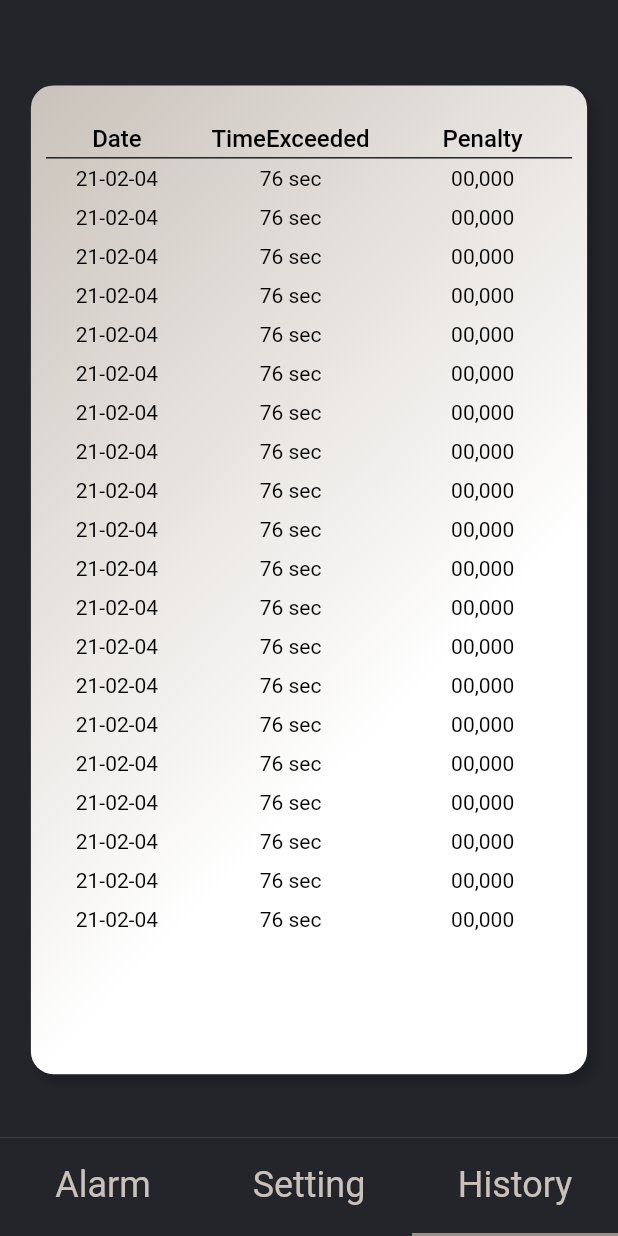
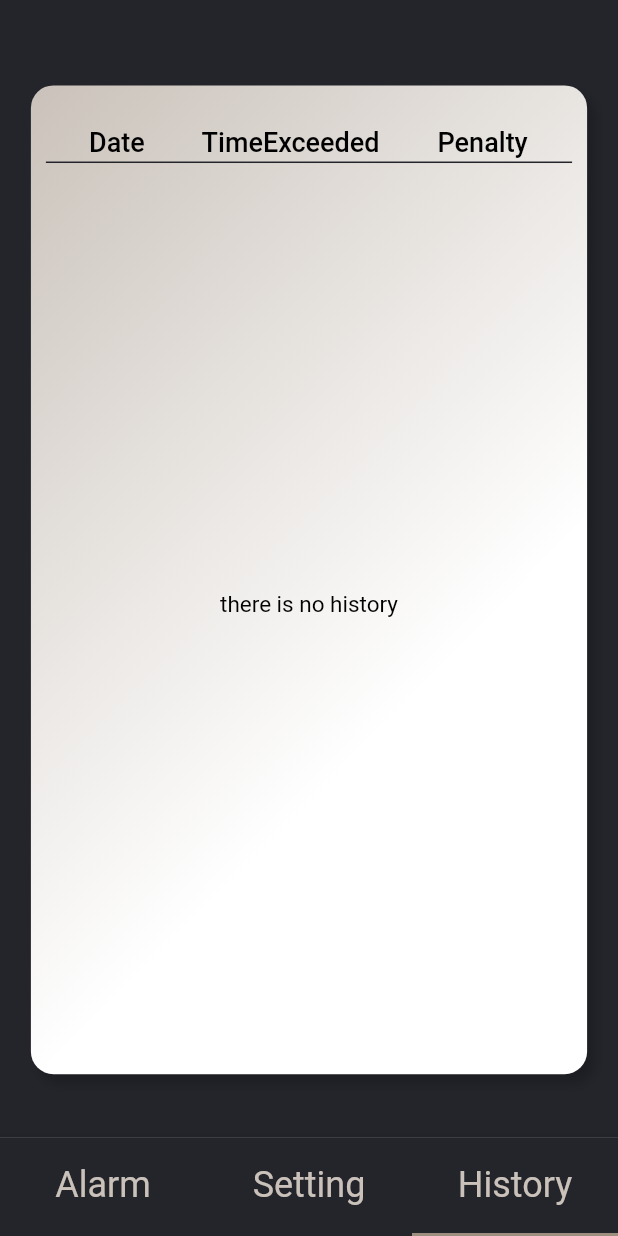
Before and after one commit to mye280c37/alarm_with_bank_transfer, a Flutter app: the screen it shows after launch, item 3 of the bottom bar chosen, on a phone screen of 412 x 824 dp. Run offline on Flutter 3.47's test engine with Material 2 defaults, Android fonts, the phone set to English and light mode, and no system bars; our stand-ins replace flutter_time_picker_spinner, sqflite; accounts and stored records are empty; Roboto replaces fonts that are missing (AppleSDGothicNeo).

Commit message:
get all history from HistoryDB

```diff
--- a/lib/main.dart
+++ b/lib/main.dart
@@ -49,14 +49,6 @@ class _MyHomePageState extends State<MyHomePage>
       color: Color.fromARGB(255, 202, 194, 186));
 
   @override
-  void initState() {
-    _alarmHelper.database.then((value) {
-      print("----------initialize database");
-    });
-    super.initState();
-  }
-
-  @override
   Widget build(BuildContext context) {
     Size _size = MediaQuery.of(context).size;
     double _width = _size.width;
--- a/lib/views/history.dart
+++ b/lib/views/history.dart
@@ -1,4 +1,8 @@
 import 'package:flutter/material.dart';
+import 'package:intl/intl.dart';
+
+import '../models/history_model.dart';
+import '../history_helper.dart';
 
 class HistoryTab extends StatefulWidget {
   @override
@@ -6,11 +10,13 @@ class HistoryTab extends StatefulWidget {
 }
 
 class _HistoryTabState extends State<HistoryTab> {
+  List<History> _allHistory;
+
   final tableTitleStyle = TextStyle(
       fontFamily: "AppleSDGothicNeo",
       fontWeight: FontWeight.w500,
       color: Colors.black,
-      fontSize: 16,
+      fontSize: 18,
       height: 1.8
   );
 
@@ -18,7 +24,7 @@ class _HistoryTabState extends State<HistoryTab> {
     fontFamily: "AppleSDGothicNeo",
     fontWeight: FontWeight.w400,
     color: Colors.black,
-    fontSize: 14,
+    fontSize: 15,
   );
 
   final BoxDecoration _tableDecoration = BoxDecoration(
@@ -40,10 +46,31 @@ class _HistoryTabState extends State<HistoryTab> {
   );
 
   @override
+  void initState() {
+    HistoryHelper().database.then((value) {
+      print("----------initialize history database");
+    });
+    super.initState();
+  }
+
+  Future<int> loadHistory() async {
+    print("load all history");
+    print(DateFormat('yy-MM-dd').format(DateTime.now()));
+    _allHistory = await HistoryHelper().getAllHistory();
+    print("_allHistory :${_allHistory}");
+    print(_allHistory.length);
+    return _allHistory.length;
+  }
+
+  @override
   Widget build(BuildContext context) {
     Size _size = MediaQuery.of(context).size;
     double _width = _size.width;
     double _height = _size.height;
+    return FutureBuilder(
+      future: loadHistory(),
+      builder: (context, snapshot){
+        if(snapshot.hasData){
           return Container(
             width: _width,
             height: _height,
@@ -100,7 +127,12 @@ class _HistoryTabState extends State<HistoryTab> {
                         ],
                       ),
                       Flexible(
-                    child: SingleChildScrollView(
+                        child: snapshot.data == 0 ?
+                        Container(
+                          child:Center(
+                            child: Text("there is no history", style: tableDetailStyle),
+                          ) ,
+                        ):SingleChildScrollView(
                           physics: BouncingScrollPhysics(),
                           child: Table(
                             defaultVerticalAlignment: TableCellVerticalAlignment.middle,
@@ -110,8 +142,8 @@ class _HistoryTabState extends State<HistoryTab> {
                               2: FractionColumnWidth(.34),
                             },
                             children: [
-                          for(int i=0; i<20; i++)
-                            dataRow(),
+                              for(int i=0; i<snapshot.data; i++)
+                                dataRow(i),
                             ],
                           ),
                         ),
@@ -125,9 +157,18 @@ class _HistoryTabState extends State<HistoryTab> {
               ],
             ),
           );
+        }else{
+          return Center(
+            child: CircularProgressIndicator(),
+          );
+        }
+      },
+    );
   }
 
-  TableRow dataRow(){
+  TableRow dataRow(int i){
+    History history = _allHistory[i];
+    String date = DateFormat('yy-MM-dd').format(history.date);
     return TableRow(
         decoration: BoxDecoration(
             color: Color.fromARGB(0, 0, 0, 0),
@@ -135,15 +176,15 @@ class _HistoryTabState extends State<HistoryTab> {
         children: [
           Padding(
             padding: EdgeInsets.only(top:5, bottom: 5),
-            child: Text("21-02-04", style: tableDetailStyle, textAlign: TextAlign.center,),
+            child: Text(date, style: tableDetailStyle, textAlign: TextAlign.center,),
           ),
           Padding(
             padding: EdgeInsets.only(top:5, bottom: 5),
-            child: Text("76 sec", style: tableDetailStyle, textAlign: TextAlign.center,),
+            child: Text(history.timeExceeded.toString() +" sec", style: tableDetailStyle, textAlign: TextAlign.center,),
           ),
           Padding(
             padding: EdgeInsets.only(top:5, bottom: 5),
-            child: Text("00,000", style: tableDetailStyle, textAlign: TextAlign.center,),
+            child: Text(history.penalty.toString(), style: tableDetailStyle, textAlign: TextAlign.center,),
           ),
         ]
     );
```
Also changed, not shown: lib/history_helper.dart (+1 -8 lines), lib/views/alarm.dart (+8 -2 lines). Lines whose indentation alone changed are shown as unchanged.
